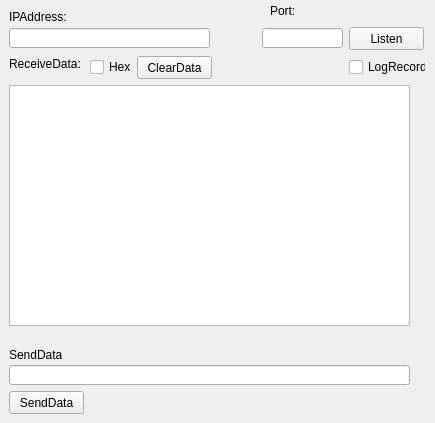
Above: server/serverwidget.ui from qtcore/Network_Debug_Assistant before the change. Below: the same form after it.
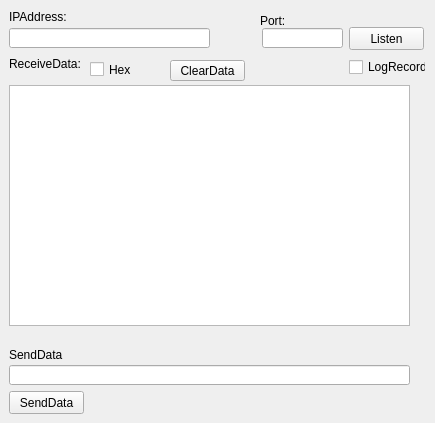
That is the form after the change.

Commit message: Add UI Interface Internationalized Translation

```diff
--- a/server/serverwidget.ui
+++ b/server/serverwidget.ui
@@ -134,10 +134,10 @@
   <widget class="QPushButton" name="ServerDelpushButton">
    <property name="geometry">
     <rect>
-     <x>137</x>
-     <y>56</y>
+     <x>170</x>
+     <y>60</y>
      <width>75</width>
-     <height>23</height>
+     <height>21</height>
     </rect>
    </property>
    <property name="text">
@@ -149,8 +149,8 @@
     <rect>
      <x>90</x>
      <y>59</y>
-     <width>41</width>
-     <height>16</height>
+     <width>81</width>
+     <height>21</height>
     </rect>
    </property>
    <property name="text">
@@ -160,9 +160,9 @@
   <widget class="QLabel" name="label_4">
    <property name="geometry">
     <rect>
-     <x>270</x>
-     <y>0</y>
-     <width>30</width>
+     <x>260</x>
+     <y>10</y>
+     <width>61</width>
      <height>21</height>
     </rect>
    </property>
```
The commit also changes 7 other files.
